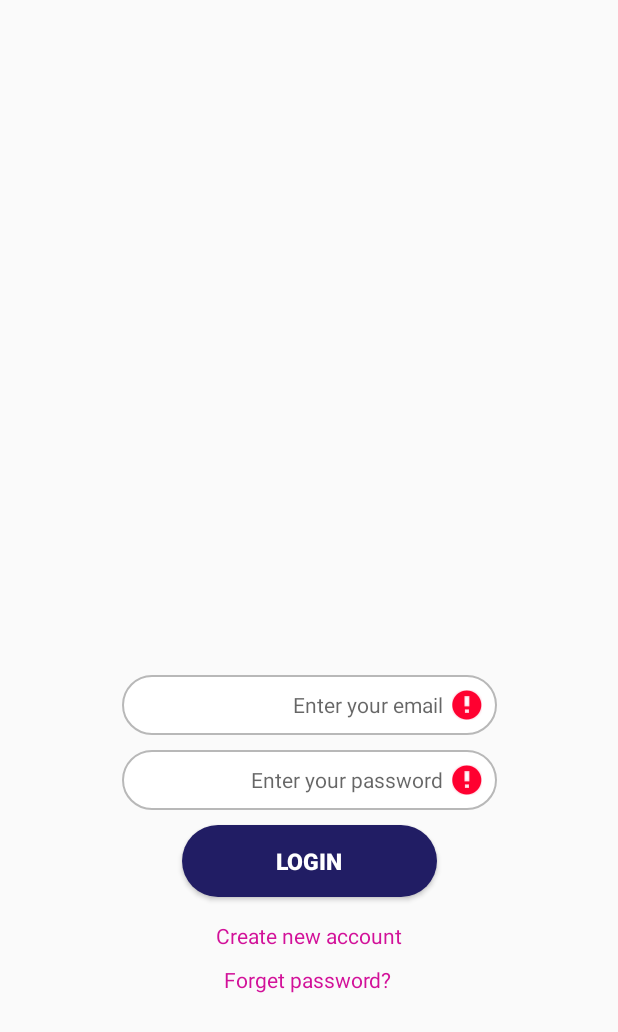
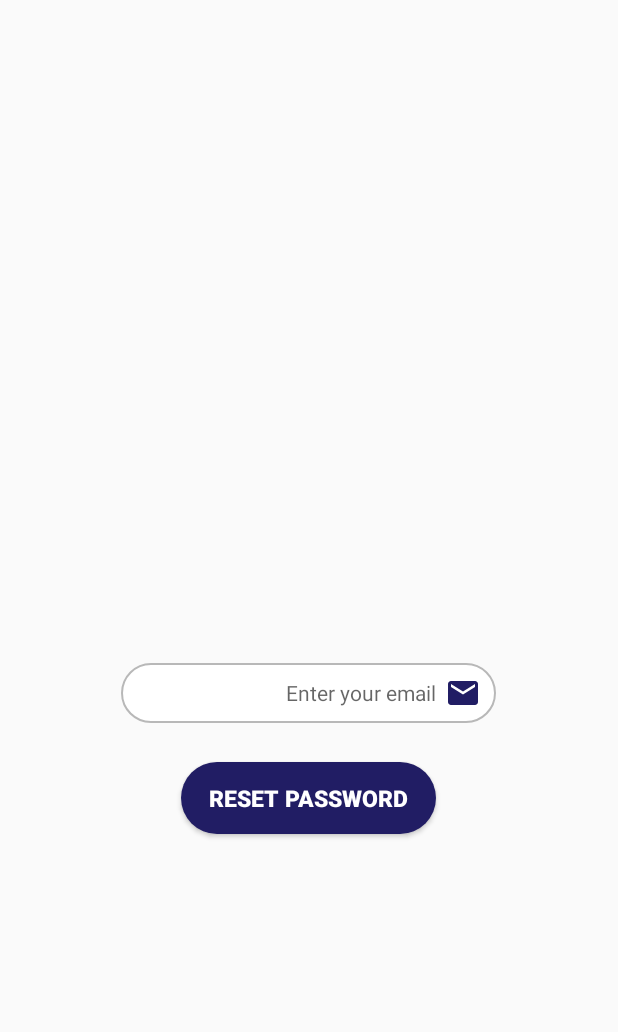
Before and after one commit to sahar-nollily/Tarmeez, an Android app: the screen it shows after launch (MainActivity), after a tap on "Forget password?", on a phone screen of 412 x 824 dp. Shown: the top 1032 px of the screen. Run offline under Robolectric (Android 15) with nearby library versions, the phone set to English and light mode, and no system bars; our stand-ins replace Dagger/Hilt's generated code, Firebase (no records; nobody signed in at launch, a user with empty details on screens opened directly); libraries missing offline, so code that uses them is left out: androidx.hilt.lifecycle; 2 other taps on this screen came first.

Commit message:
create Forgot password fragment

```diff
--- /dev/null
+++ b/app/src/main/java/com/tarmeez/game/auth/ForgotPasswordFragment.kt
@@ -0,0 +1,87 @@
+package com.tarmeez.game.auth
+
+import android.content.Context
+import android.os.Bundle
+import android.util.Log
+import android.util.Patterns
+import android.view.LayoutInflater
+import android.view.View
+import android.view.ViewGroup
+import android.view.inputmethod.InputMethodManager
+import androidx.fragment.app.Fragment
+import androidx.fragment.app.viewModels
+import com.tarmeez.game.R
+import com.tarmeez.game.databinding.FragmentForgotPasswordBinding
+import dagger.hilt.android.AndroidEntryPoint
+
+private const val TAG = "ForgotPasswordFragment"
+@AndroidEntryPoint
+class ForgotPasswordFragment: Fragment() {
+    private var _binding: FragmentForgotPasswordBinding? = null
+    private val binding get() = _binding!!
+    private val authViewModel:AuthViewModel by viewModels()
+    override fun onCreateView(
+        inflater: LayoutInflater,
+        container: ViewGroup?,
+        savedInstanceState: Bundle?
+    ): View {
+        _binding = FragmentForgotPasswordBinding.inflate(inflater, container, false)
+        initViews()
+        initObservers()
+        return binding.root
+    }
+
+    private fun initViews() {
+        binding.userEmail.hint = getString(R.string.enter_email, " ")
+        binding.forgotPassword.setOnClickListener {
+            hideKeyBoard()
+            if (validation()) {
+                authViewModel.resetPassword(binding.userEmail.text.toString())
+            }
+        }
+    }
+
+    private fun initObservers() {
+        authViewModel.state.observe(viewLifecycleOwner, { state ->
+            when (state) {
+                is AuthViewModel.State.PasswordReseated -> {
+                    Log.d(TAG, "Password has been sent")
+                    // add snackbar here to notify user that the email has been sent
+                }
+
+                is AuthViewModel.State.ErrorPasswordResetting -> {
+                    Log.d(TAG, state.message)
+                    // add snackbar here to notify user that something went wrong
+                }
+
+                else -> {}
+            }
+        })
+    }
+
+    private fun validation():Boolean {
+        var result = true
+        if (binding.userEmail.text.toString().isBlank()) {
+            binding.userEmail.error = getString(R.string.enter_email)
+            result = false
+        } else if (!Patterns.EMAIL_ADDRESS.matcher(binding.userEmail.text.toString()).matches()) {
+            binding.userEmail.error = getString(R.string.invalid_email)
+            result = false
+        }
+        return result
+    }
+
+    private fun hideKeyBoard() {
+        activity?.let {
+            val inputManager =
+                it.getSystemService(Context.INPUT_METHOD_SERVICE) as InputMethodManager
+            val view = it.currentFocus
+            if (view != null) {
+                inputManager.hideSoftInputFromWindow(
+                    view.windowToken,
+                    InputMethodManager.HIDE_NOT_ALWAYS
+                )
+            }
+        }
+    }
+}
--- a/app/src/main/java/com/tarmeez/game/auth/LoginFragment.kt
+++ b/app/src/main/java/com/tarmeez/game/auth/LoginFragment.kt
@@ -21,7 +21,7 @@ private const val TAG = "LoginFragment"
 class LoginFragment: Fragment() {
     private var _binding:FragmentLoginBinding? = null
     private val binding:FragmentLoginBinding?
-    get() = _binding
+    get() = _binding!!
     private val authViewModel: AuthViewModel by viewModels()
     private lateinit var progressDialog:AlertDialog
 
@@ -46,24 +46,21 @@ class LoginFragment: Fragment() {
             }
         }
         binding?.forgotPassword?.setOnClickListener {
-           //Navigate to forgot password fragments
+            binding?.root?.let { view ->
+                Navigation.findNavController(view)
+                    .navigate(R.id.LoginFragmentToForgotPasswordFragment) }
         }
         binding?.login?.apply {
             setOnClickListener {
                 hideKeyBoard()
                 if (validation()) {
-                    authViewModel.Login (
+                    authViewModel.login (
                         binding?.userEmail?.text.toString().trim(),
                         binding?.userPassword?.text.toString().trim()
                     )
                 }
             }
-
-            setOnFocusChangeListener { _, _ ->
-                hideKeyBoard()
-            }
         }
-
         progressDialog = object : AlertDialog(requireContext()){
             override fun show() {
                 super.show()
@@ -76,65 +73,38 @@ class LoginFragment: Fragment() {
         authViewModel.state.observe(viewLifecycleOwner , { state ->
             when (state) {
                 is AuthViewModel.State.Authenticated -> {
+                    Log.d(TAG, "User Authenticated")
                     progressDialog.dismiss()
                     //Navigate to HomeFragment and create session
+
                 }
-
                 is AuthViewModel.State.ErrorLogin -> {
                     progressDialog.dismiss()
                     Log.d(TAG,  state.message)
-
-                    //This code causes exception due to Themt.AppCompat
-                    /*
-                    val snackBar = binding?.root?.let {
-                        Snackbar.make(
-                            it,
-                            getString(R.string.error_message, " "), 3000)
-                    }
-                    if (snackBar != null) {
-                        val snackBarText: TextView = snackBar.view.findViewById(com.google.android.material.R.id.snackbar_text)
-                        snackBarText.textSize = 16f
-                        val layoutParams = FrameLayout.LayoutParams(
-                            LinearLayout
-                                .LayoutParams.WRAP_CONTENT, LinearLayout.
-                            LayoutParams.WRAP_CONTENT, Gravity.RIGHT )
-                        layoutParams.updateMarginsRelative(0, 1800,
-                            0, 0)
-                        snackBarText.setCompoundDrawablesWithIntrinsicBounds(
-                            0, 0,
-                            R.drawable.ic_baseline_error_outline_24, 0)
-                        snackBar.view.setPadding(400, 0, 0, 0)
-                        layoutParams.gravity = Gravity.CENTER
-                        snackBar.view.layoutParams = layoutParams
-                        snackBar.setBackgroundTint(resources.getColor(R.color.dark_gray))
-                        snackBar.setActionTextColor(resources.getColor(R.color.white))
-                        snackBar.show()
-                    }
-
-                     */
+                    //Add snackbasr here to notify the user that something went wrong
                 }
-
                 is AuthViewModel.State.Loading -> {
                     progressDialog.show()
                 }
+                else -> {}
             }
         })
     }
 
     private fun validation():Boolean {
         var result = true
-        if(binding?.userEmail?.text.toString().isBlank()) {
+        if (binding?.userEmail?.text.toString().isBlank()) {
             binding?.userEmail?.error = getString(R.string.enter_your_email)
             result = false
         }
-        if(binding?.userPassword?.text.toString().isBlank()) {
+        if (binding?.userPassword?.text.toString().isBlank()) {
             binding?.userPassword?.error = getString(R.string.enter_your_password)
             result = false
         }
-        if(!Patterns.EMAIL_ADDRESS.matcher(binding?.userEmail?.text.toString()).matches()) {
+        if (!Patterns.EMAIL_ADDRESS.matcher(binding?.userEmail?.text.toString()).matches()) {
             binding?.userEmail?.error = getString(R.string.invalid_email)
         }
-        if(binding?.userEmail?.text.toString().isBlank() &&
+        if (binding?.userEmail?.text.toString().isBlank() &&
             binding?.userPassword?.text.toString().isBlank() ) {
             binding?.userEmail?.error = getString(R.string.enter_your_email)
             binding?.userPassword?.error = getString(R.string.enter_your_password)
--- /dev/null
+++ b/app/src/main/res/layout/fragment_forgot_password.xml
@@ -0,0 +1,46 @@
+<?xml version="1.0" encoding="utf-8"?>
+<FrameLayout
+    xmlns:android="http://schemas.android.com/apk/res/android"
+    xmlns:tools="http://schemas.android.com/tools"
+    xmlns:app="http://schemas.android.com/apk/res-auto"
+    android:layout_width="match_parent"
+    android:layout_height="match_parent"
+    tools:context=".auth.ForgotPasswordFragment">
+
+    <com.airbnb.lottie.LottieAnimationView
+        app:lottie_autoPlay="true"
+        app:lottie_fileName="login.json"
+        app:lottie_loop="true"
+        android:layout_width="match_parent"
+        android:layout_height="350dp"
+        android:layout_marginEnd="2dp" />
+
+    <EditText
+        android:id="@+id/user_email"
+        android:layout_width="250dp"
+        android:layout_height="40dp"
+        android:layout_gravity="center"
+        android:padding="10dp"
+        android:layout_marginTop="50dp"
+        android:background="@drawable/edit_text_style"
+        android:inputType="textEmailAddress"
+        android:gravity="right"
+        android:drawableEnd="@drawable/ic_baseline_email_24"
+        android:textSize="14sp"
+        android:singleLine="true"
+        android:nextFocusDown="@id/user_password"
+        tools:ignore="RtlHardcoded" />
+
+    <Button
+        android:id="@+id/forgot_password"
+        android:layout_width="170dp"
+        android:layout_height="wrap_content"
+        android:layout_gravity="center"
+        android:layout_marginTop="120dp"
+        android:textColor="@color/white"
+        android:textStyle="bold"
+        android:textSize="15sp"
+        android:background="@drawable/button_style"
+        android:text="@string/forgot_password"/>
+
+</FrameLayout>
--- a/app/src/main/res/navigation/navigation.xml
+++ b/app/src/main/res/navigation/navigation.xml
@@ -10,7 +10,7 @@
         android:name="com.tarmeez.game.auth.RegisterFragment"
         tools:layout="@layout/fragment_register">
         <action
-            android:id="@+id/action_registerFragment_to_loginFragment"
+            android:id="@+id/RegisterFragmentToLoginFragment"
             app:destination="@id/loginFragment" />
     </fragment>
 
@@ -21,5 +21,21 @@
         <action
             android:id="@+id/LoginFragmentToRegisterFragment"
             app:destination="@id/registerFragment" />
+        <action
+            android:id="@+id/LoginFragmentToForgotPasswordFragment"
+            app:destination="@id/forgotPasswordFragment" />
+    </fragment>
+
+    <fragment
+        android:id="@+id/forgotPasswordFragment"
+        android:name="com.tarmeez.game.auth.ForgotPasswordFragment"
+        android:label="fragment_forgot_password"
+        tools:layout="@layout/fragment_forgot_password" >
+        <action
+            android:id="@+id/action_forgotPasswordFragment_to_loginFragment"
+            app:destination="@id/loginFragment" />
+        <action
+            android:id="@+id/ForgotPasswordFragmentToLoginFragment"
+            app:destination="@id/loginFragment" />
     </fragment>
 </navigation>
--- a/app/src/main/res/values/strings.xml
+++ b/app/src/main/res/values/strings.xml
@@ -19,4 +19,5 @@
     <string name="quiz_button">Test your knowledge</string>
     <string name="back_to_sections">Back</string>
     <string name="forgot_password">Reset password</string>
+    <string name="password_reset">Email has been sent</string>
 </resources>
```
Also changed, not shown: app/src/main/java/com/tarmeez/game/auth/AuthViewModel.kt (+13 -1 lines), app/src/main/java/com/tarmeez/game/auth/RegisterFragment.kt (+16 -48 lines), 1 other file.
